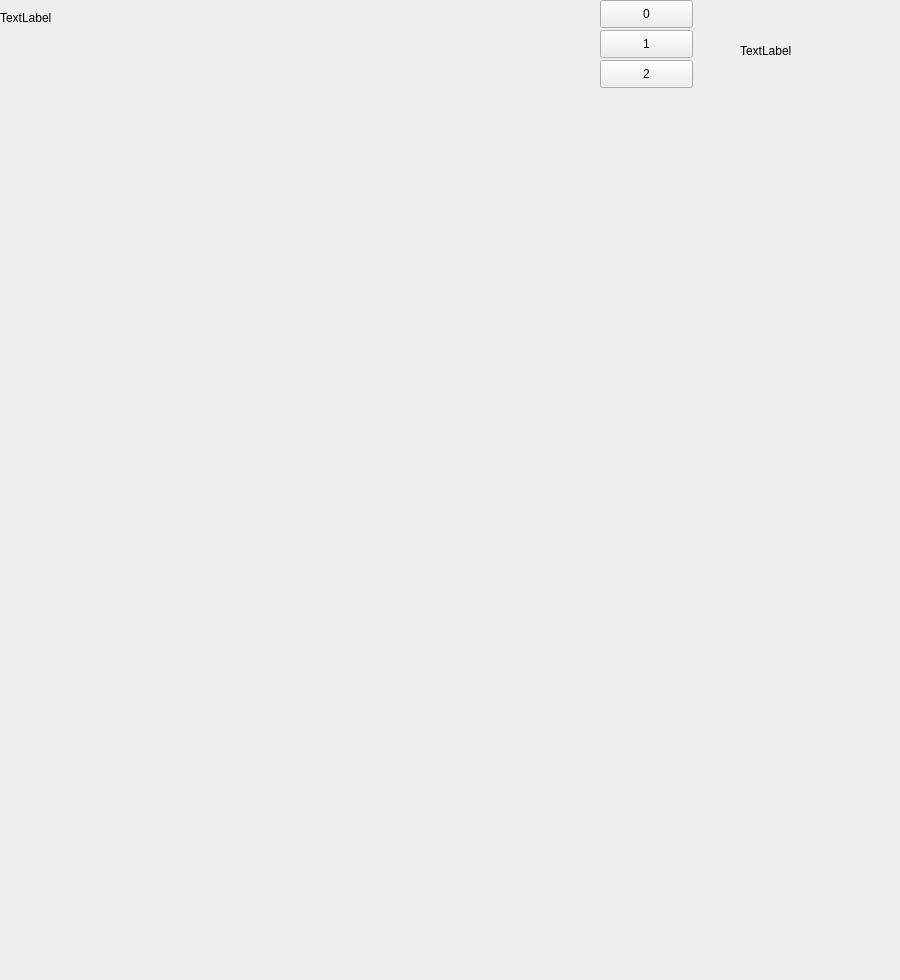
This is mapnotes.ui in Chasecheese/HitWH_Map as Qt 5 draws it before an edit. The edited form follows.
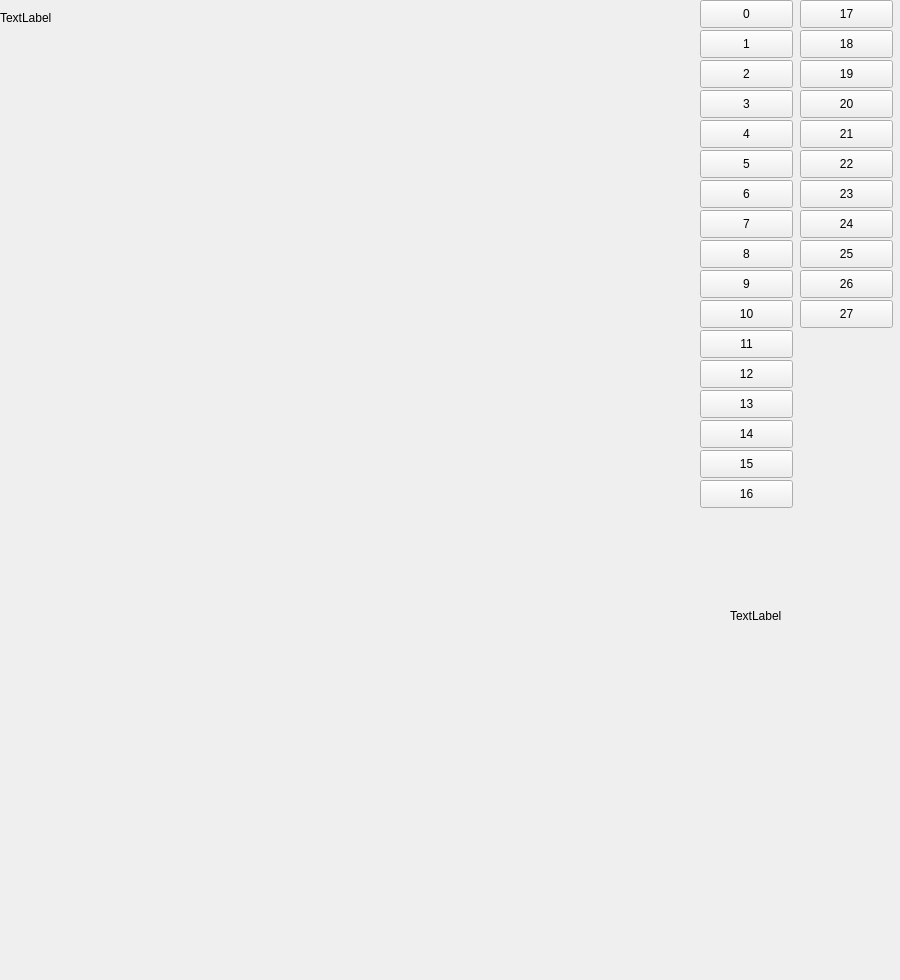
This is the edited form.

Patch:
```diff
--- a/mapnotes.ui
+++ b/mapnotes.ui
@@ -16,7 +16,7 @@
   <widget class="QPushButton" name="Bulid0">
    <property name="geometry">
     <rect>
-     <x>600</x>
+     <x>700</x>
      <y>0</y>
      <width>93</width>
      <height>28</height>
@@ -29,20 +29,20 @@
   <widget class="QPushButton" name="Bulid2">
    <property name="geometry">
     <rect>
-     <x>600</x>
-     <y>60</y>
+     <x>700</x>
+     <y>450</y>
      <width>93</width>
      <height>28</height>
     </rect>
    </property>
    <property name="text">
-    <string>2</string>
+    <string>15</string>
    </property>
   </widget>
   <widget class="QPushButton" name="Build1">
    <property name="geometry">
     <rect>
-     <x>600</x>
+     <x>700</x>
      <y>30</y>
      <width>93</width>
      <height>28</height>
@@ -68,16 +68,341 @@
   <widget class="QLabel" name="yet">
    <property name="geometry">
     <rect>
-     <x>740</x>
-     <y>10</y>
+     <x>730</x>
+     <y>570</y>
      <width>151</width>
-     <height>81</height>
+     <height>91</height>
     </rect>
    </property>
    <property name="text">
     <string>TextLabel</string>
    </property>
   </widget>
+  <widget class="QPushButton" name="Build22">
+   <property name="geometry">
+    <rect>
+     <x>800</x>
+     <y>150</y>
+     <width>93</width>
+     <height>28</height>
+    </rect>
+   </property>
+   <property name="text">
+    <string>22</string>
+   </property>
+  </widget>
+  <widget class="QPushButton" name="Build23">
+   <property name="geometry">
+    <rect>
+     <x>800</x>
+     <y>180</y>
+     <width>93</width>
+     <height>28</height>
+    </rect>
+   </property>
+   <property name="text">
+    <string>23</string>
+   </property>
+  </widget>
+  <widget class="QPushButton" name="Build10">
+   <property name="geometry">
+    <rect>
+     <x>700</x>
+     <y>300</y>
+     <width>93</width>
+     <height>28</height>
+    </rect>
+   </property>
+   <property name="text">
+    <string>10</string>
+   </property>
+  </widget>
+  <widget class="QPushButton" name="Build11">
+   <property name="geometry">
+    <rect>
+     <x>700</x>
+     <y>330</y>
+     <width>93</width>
+     <height>28</height>
+    </rect>
+   </property>
+   <property name="text">
+    <string>11</string>
+   </property>
+  </widget>
+  <widget class="QPushButton" name="Build12">
+   <property name="geometry">
+    <rect>
+     <x>700</x>
+     <y>360</y>
+     <width>93</width>
+     <height>28</height>
+    </rect>
+   </property>
+   <property name="text">
+    <string>12</string>
+   </property>
+  </widget>
+  <widget class="QPushButton" name="Build13">
+   <property name="geometry">
+    <rect>
+     <x>700</x>
+     <y>390</y>
+     <width>93</width>
+     <height>28</height>
+    </rect>
+   </property>
+   <property name="text">
+    <string>13</string>
+   </property>
+  </widget>
+  <widget class="QPushButton" name="Build14">
+   <property name="geometry">
+    <rect>
+     <x>700</x>
+     <y>420</y>
+     <width>93</width>
+     <height>28</height>
+    </rect>
+   </property>
+   <property name="text">
+    <string>14</string>
+   </property>
+  </widget>
+  <widget class="QPushButton" name="Build16">
+   <property name="geometry">
+    <rect>
+     <x>700</x>
+     <y>480</y>
+     <width>93</width>
+     <height>28</height>
+    </rect>
+   </property>
+   <property name="text">
+    <string>16</string>
+   </property>
+  </widget>
+  <widget class="QPushButton" name="Build17">
+   <property name="geometry">
+    <rect>
+     <x>800</x>
+     <y>0</y>
+     <width>93</width>
+     <height>28</height>
+    </rect>
+   </property>
+   <property name="text">
+    <string>17</string>
+   </property>
+  </widget>
+  <widget class="QPushButton" name="Build18">
+   <property name="geometry">
+    <rect>
+     <x>800</x>
+     <y>30</y>
+     <width>93</width>
+     <height>28</height>
+    </rect>
+   </property>
+   <property name="text">
+    <string>18</string>
+   </property>
+  </widget>
+  <widget class="QPushButton" name="Build19">
+   <property name="geometry">
+    <rect>
+     <x>800</x>
+     <y>60</y>
+     <width>93</width>
+     <height>28</height>
+    </rect>
+   </property>
+   <property name="text">
+    <string>19</string>
+   </property>
+  </widget>
+  <widget class="QPushButton" name="Build20">
+   <property name="geometry">
+    <rect>
+     <x>800</x>
+     <y>90</y>
+     <width>93</width>
+     <height>28</height>
+    </rect>
+   </property>
+   <property name="text">
+    <string>20</string>
+   </property>
+  </widget>
+  <widget class="QPushButton" name="Build21">
+   <property name="geometry">
+    <rect>
+     <x>800</x>
+     <y>120</y>
+     <width>93</width>
+     <height>28</height>
+    </rect>
+   </property>
+   <property name="text">
+    <string>21</string>
+   </property>
+  </widget>
+  <widget class="QPushButton" name="Build2">
+   <property name="geometry">
+    <rect>
+     <x>700</x>
+     <y>60</y>
+     <width>93</width>
+     <height>28</height>
+    </rect>
+   </property>
+   <property name="text">
+    <string>2</string>
+   </property>
+  </widget>
+  <widget class="QPushButton" name="Build3">
+   <property name="geometry">
+    <rect>
+     <x>700</x>
+     <y>90</y>
+     <width>93</width>
+     <height>28</height>
+    </rect>
+   </property>
+   <property name="text">
+    <string>3</string>
+   </property>
+  </widget>
+  <widget class="QPushButton" name="Build4">
+   <property name="geometry">
+    <rect>
+     <x>700</x>
+     <y>120</y>
+     <width>93</width>
+     <height>28</height>
+    </rect>
+   </property>
+   <property name="text">
+    <string>4</string>
+   </property>
+  </widget>
+  <widget class="QPushButton" name="Build5">
+   <property name="geometry">
+    <rect>
+     <x>700</x>
+     <y>150</y>
+     <width>93</width>
+     <height>28</height>
+    </rect>
+   </property>
+   <property name="text">
+    <string>5</string>
+   </property>
+  </widget>
+  <widget class="QPushButton" name="Build6">
+   <property name="geometry">
+    <rect>
+     <x>700</x>
+     <y>180</y>
+     <width>93</width>
+     <height>28</height>
+    </rect>
+   </property>
+   <property name="text">
+    <string>6</string>
+   </property>
+  </widget>
+  <widget class="QPushButton" name="Build7">
+   <property name="geometry">
+    <rect>
+     <x>700</x>
+     <y>210</y>
+     <width>93</width>
+     <height>28</height>
+    </rect>
+   </property>
+   <property name="text">
+    <string>7</string>
+   </property>
+  </widget>
+  <widget class="QPushButton" name="Build8">
+   <property name="geometry">
+    <rect>
+     <x>700</x>
+     <y>240</y>
+     <width>93</width>
+     <height>28</height>
+    </rect>
+   </property>
+   <property name="text">
+    <string>8</string>
+   </property>
+  </widget>
+  <widget class="QPushButton" name="Build9">
+   <property name="geometry">
+    <rect>
+     <x>700</x>
+     <y>270</y>
+     <width>93</width>
+     <height>28</height>
+    </rect>
+   </property>
+   <property name="text">
+    <string>9</string>
+   </property>
+  </widget>
+  <widget class="QPushButton" name="Build25">
+   <property name="geometry">
+    <rect>
+     <x>800</x>
+     <y>240</y>
+     <width>93</width>
+     <height>28</height>
+    </rect>
+   </property>
+   <property name="text">
+    <string>25</string>
+   </property>
+  </widget>
+  <widget class="QPushButton" name="Build26">
+   <property name="geometry">
+    <rect>
+     <x>800</x>
+     <y>270</y>
+     <width>93</width>
+     <height>28</height>
+    </rect>
+   </property>
+   <property name="text">
+    <string>26</string>
+   </property>
+  </widget>
+  <widget class="QPushButton" name="Build27">
+   <property name="geometry">
+    <rect>
+     <x>800</x>
+     <y>300</y>
+     <width>93</width>
+     <height>28</height>
+    </rect>
+   </property>
+   <property name="text">
+    <string>27</string>
+   </property>
+  </widget>
+  <widget class="QPushButton" name="Build24">
+   <property name="geometry">
+    <rect>
+     <x>800</x>
+     <y>210</y>
+     <width>93</width>
+     <height>28</height>
+    </rect>
+   </property>
+   <property name="text">
+    <string>24</string>
+   </property>
+  </widget>
  </widget>
  <resources/>
  <connections/>
```
Left out of the diff: 4 changed lines with no effect on the pictures.
